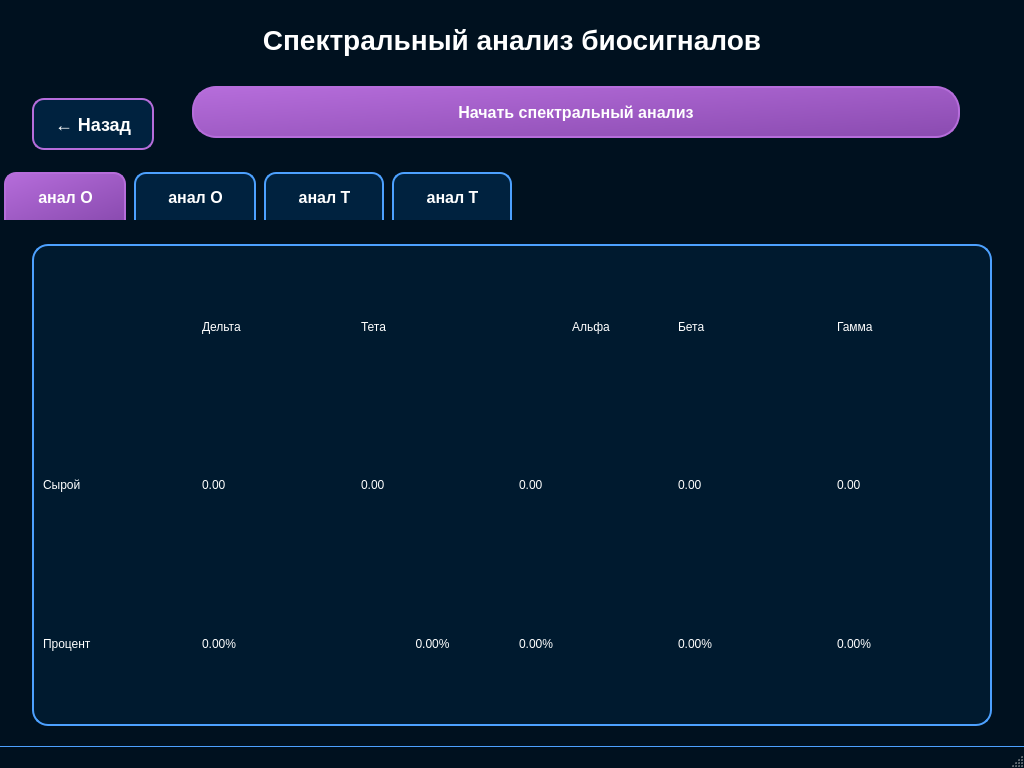
The window that BrainBit/neurosamples-main/Bit/ui/SpectrumScreenRuUI.ui (simai1/sfedu-hackathon-2025) describes before a commit, drawn with Qt 5.
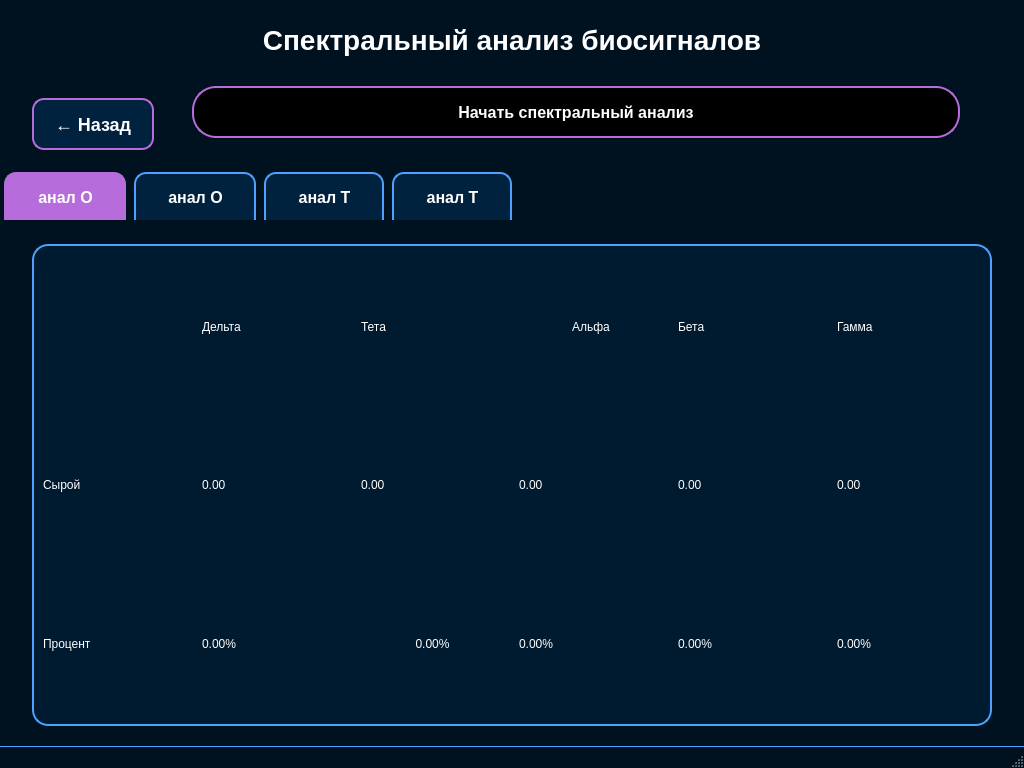
The same window after the commit.

What changed in the file:
```diff
--- a/BrainBit/neurosamples-main/Bit/ui/SpectrumScreenRuUI.ui
+++ b/BrainBit/neurosamples-main/Bit/ui/SpectrumScreenRuUI.ui
@@ -24,14 +24,14 @@
 }
 
 QPushButton {
-	background-color: qlineargradient(x1: 0, y1: 0, x2: 1, y2: 1, stop: 0 #B66DDB, stop: 1 #8A4BB0);
-	border-radius: 24px;
+	background-color: black;
+	border: 2px solid #B66DDB;
 	color: white;
 	font-size: 16px;
 	font-weight: 500;
 	height: 48px;
 	padding: 0 24px;
-	border: 2px solid #B66DDB;
+	border-radius: 24px;
 	transition: all 0.3s ease;
 }
 
@@ -107,7 +107,7 @@
 }
 
 QTabBar::tab:selected {
-	background-color: qlineargradient(x1: 0, y1: 0, x2: 1, y2: 1, stop: 0 #B66DDB, stop: 1 #8A4BB0);
+	background-color: #B66DDB;
 	border-color: #B66DDB;
 	font-weight: 600;
 }
```
Left out of the diff: 8 changed lines with no effect on the pictures.
